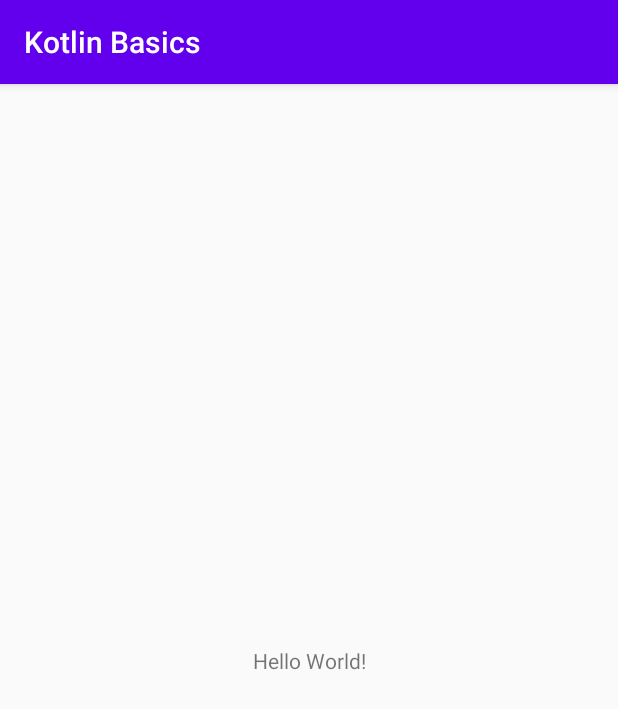
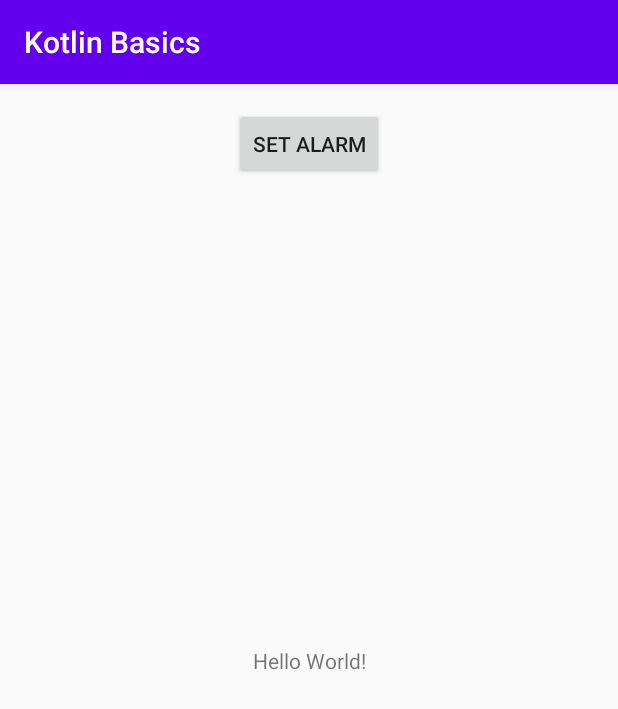
Before and after one commit to ShrutiKoshiya26/KotlinBasics, an Android app: the screen it shows after launch (MainActivity), on a phone screen of 412 x 824 dp. Shown: the top 709 px of the screen. Run offline under Robolectric (Android 15) with nearby library versions, the phone set to English and light mode, and no system bars.

```diff
--- a/app/build.gradle
+++ b/app/build.gradle
@@ -29,6 +29,12 @@ android {
     kotlinOptions {
         jvmTarget = '1.8'
     }
+
+    buildFeatures {
+
+        viewBinding = true
+
+    }
 }
 
 dependencies {
--- a/app/src/main/java/com/basekotl/kotlibbase/DetailsActivity.kt
+++ b/app/src/main/java/com/basekotl/kotlibbase/DetailsActivity.kt
@@ -7,5 +7,6 @@ class DetailsActivity : AppCompatActivity() {
     override fun onCreate(savedInstanceState: Bundle?) {
         super.onCreate(savedInstanceState)
         setContentView(R.layout.activity_details)
+
     }
 }
--- a/app/src/main/java/com/basekotl/kotlibbase/MainActivity.kt
+++ b/app/src/main/java/com/basekotl/kotlibbase/MainActivity.kt
@@ -1,20 +1,35 @@
 package com.basekotl.kotlibbase
 
+import android.content.Intent
 import androidx.appcompat.app.AppCompatActivity
 import android.os.Bundle
 import android.util.Log
+import com.basekotl.kotlibbase.databinding.ActivityMainBinding
 
 class MainActivity : AppCompatActivity() {
 
-    val TAG :String=MainActivity::class.toString()
+    val TAG: String = MainActivity::class.toString()
+    private lateinit var binding: ActivityMainBinding
+
     override fun onCreate(savedInstanceState: Bundle?) {
         super.onCreate(savedInstanceState)
-        setContentView(R.layout.activity_main)
+
+        var binding: ActivityMainBinding = ActivityMainBinding.inflate(layoutInflater)
+        setContentView(binding.root)
+
         //print variables
         printVars()
 
         //print arithmetic operators
         printArithmaticOperations()
+
+
+        binding.alarmbutton.setOnClickListener {
+
+            val intent = Intent(this, AlarmActivity::class.java)
+            startActivity(intent)
+        }
+
 
     }
 
@@ -42,4 +57,7 @@ class MainActivity : AppCompatActivity() {
 
 
     }
+
+
+
 }
--- a/app/src/main/res/layout/activity_main.xml
+++ b/app/src/main/res/layout/activity_main.xml
@@ -5,6 +5,7 @@
     android:layout_width="match_parent"
     android:layout_height="match_parent"
     tools:context=".MainActivity">
+
 
     <TextView
         android:layout_width="wrap_content"
@@ -15,4 +16,16 @@
         app:layout_constraintStart_toStartOf="parent"
         app:layout_constraintTop_toTopOf="parent" />
 
+    <Button
+        android:id="@+id/alarmbutton"
+        android:layout_width="wrap_content"
+        android:layout_height="wrap_content"
+        android:layout_marginTop="16dp"
+        android:text="@string/setalarm"
+        app:layout_constraintEnd_toEndOf="parent"
+        app:layout_constraintStart_toStartOf="parent"
+        app:layout_constraintTop_toTopOf="parent">
+
+    </Button>
+
 </androidx.constraintlayout.widget.ConstraintLayout>
--- a/app/src/main/res/values/strings.xml
+++ b/app/src/main/res/values/strings.xml
@@ -1,3 +1,4 @@
 <resources>
     <string name="app_name">Kotlin Basics</string>
+    <string name="setalarm">Set Alarm</string>
 </resources>
```
Also changed, not shown: app/src/main/AndroidManifest.xml (+11 -0 lines), app/src/main/java/com/basekotl/kotlibbase/AlarmActivity.java (added, +36 -0 lines), app/src/main/java/com/basekotl/kotlibbase/AlarmReceiver.java (added, +52 -0 lines), app/src/main/res/layout/activity_alarm.xml (added, +10 -0 lines).
